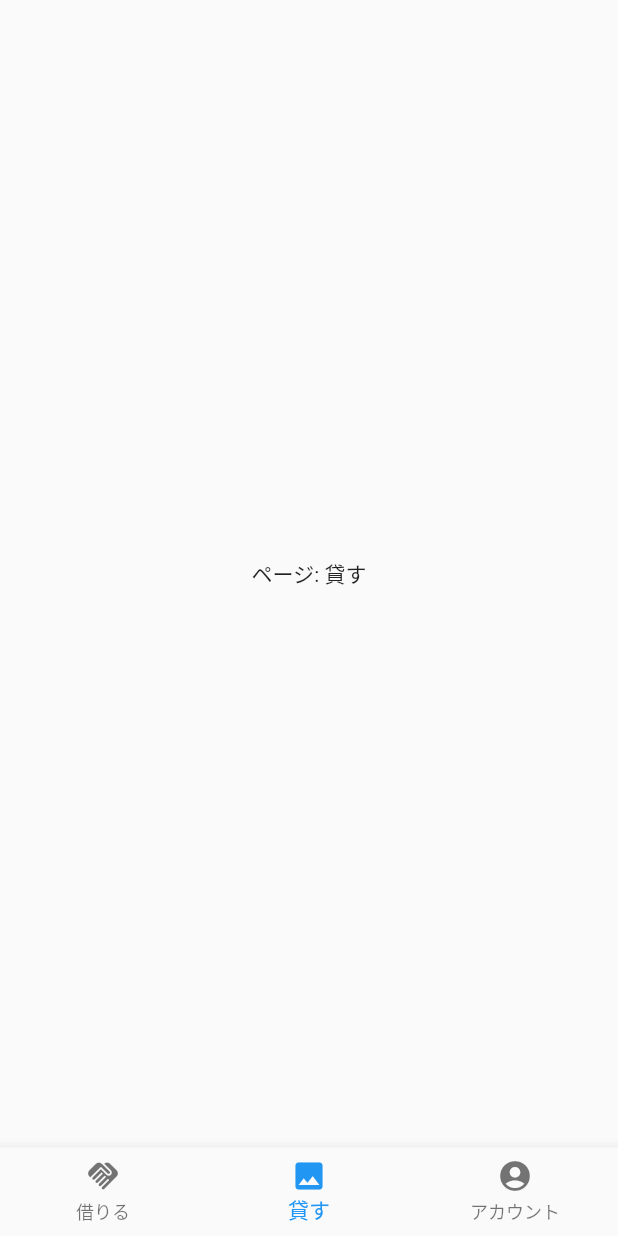
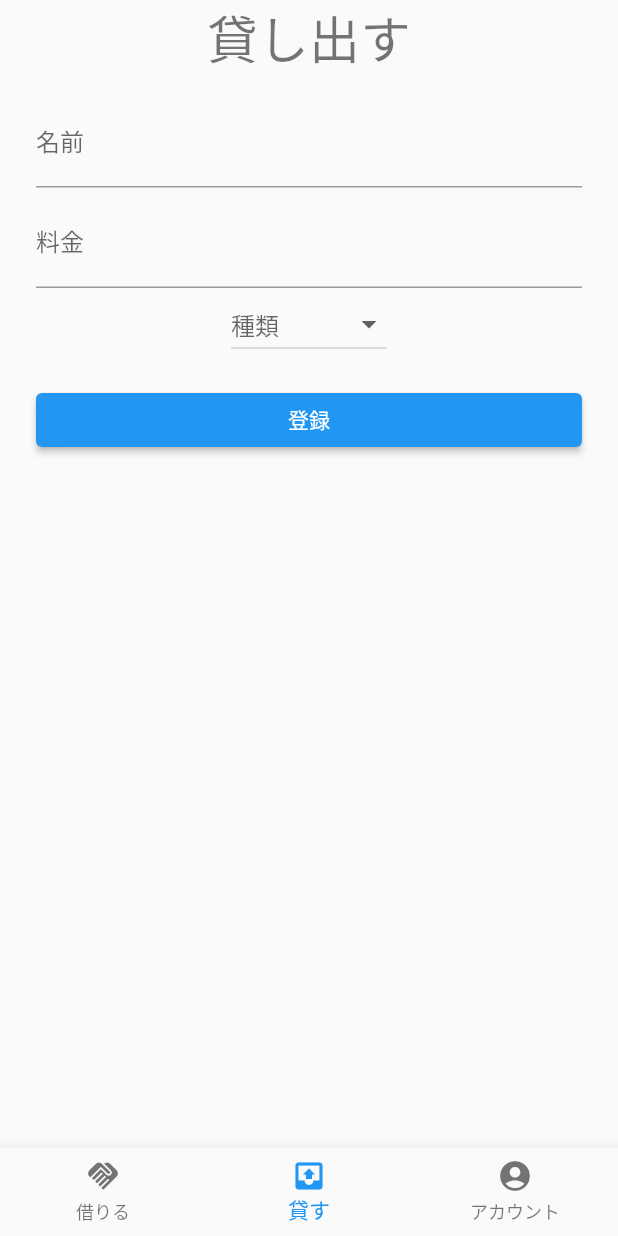
Before and after one commit to haku-noir/otaku-friends, a Flutter app: the MainScreen screen opened directly with empty values, swiped to page 2, on a phone screen of 412 x 824 dp. Run offline on Flutter 3.47's test engine with Material 2 defaults, Android fonts, the phone set to English and light mode, and no system bars; network calls fail.

Commit message:
add: GoodsPublishPage

```diff
--- a/lib/goods_list_page.dart
+++ b/lib/goods_list_page.dart
@@ -21,8 +21,8 @@ class GoodsListPage extends StatelessWidget {
         crossAxisSpacing: 8,
         padding: const EdgeInsets.all(8),
         children: imageList.map((String imageURL) {
-          return Container(
-            color: Colors.grey,
+          return Card(
+            elevation: 3,
             child: SizedBox(
               width: double.infinity,
               height: double.infinity,
--- /dev/null
+++ b/lib/goods_publish_page.dart
@@ -0,0 +1,59 @@
+import 'package:flutter/material.dart';
+
+class GoodsPublishPage extends StatefulWidget {
+  const GoodsPublishPage({super.key});
+
+  @override
+  State<GoodsPublishPage> createState() => _GoodsPublishPageState();
+}
+
+class _GoodsPublishPageState extends State<GoodsPublishPage> {
+  @override
+  Widget build(BuildContext context) {
+    final List<String> typeList = ['漫画', '小説', 'ブルーレイ', 'CD'];
+    return Scaffold(
+        body: Center(
+          child: Padding(
+            padding: const EdgeInsets.symmetric(horizontal: 24),
+            child: Column(
+              children: [
+                Text(
+                  '貸し出す',
+                  style: Theme.of(context).textTheme.headline4,
+                ),
+                const SizedBox(height: 16),
+                TextFormField(
+                  decoration: const InputDecoration(labelText: '名前'),
+                  keyboardType: TextInputType.name,
+                ),
+                const SizedBox(height: 8),
+                TextFormField(
+                  decoration: const InputDecoration(labelText: '料金'),
+                  keyboardType: TextInputType.number,
+                  obscureText: true,
+                ),
+                DropdownButton(
+                  hint: const Text('種類'),
+                  items: typeList.map((String value) {
+                      return DropdownMenuItem<String>(
+                      value: value,
+                      child: Text(value),
+                      );
+                    }).toList(),
+                  onChanged: (String? value)=>{}
+                ),
+                const SizedBox(height: 16),
+                SizedBox(
+                  width:double.infinity,
+                  child: ElevatedButton(
+                    onPressed: ()=>{},
+                    child: const Text('登録'),
+                  ),
+                ),
+              ],
+            ),
+          ),
+        ),
+    );
+  }
+}
--- a/lib/main_screen.dart
+++ b/lib/main_screen.dart
@@ -1,6 +1,7 @@
 import 'package:flutter/material.dart';
 
 import 'goods_list_page.dart';
+import 'goods_publish_page.dart';
 
 class MainScreen extends StatefulWidget{
   const MainScreen({super.key, required this.title});
@@ -30,11 +31,7 @@ class _MainScreenState extends State<MainScreen>{
         onPageChanged: (int index) => _onPageChanged(index),
         children: [
           const GoodsListPage(),
-          Container(
-            child: const Center(
-              child: Text('ページ: 貸す'),
-            ),
-          ),
+          const GoodsPublishPage(),
           Container(
             child: const Center(
               child: Text('ページ: アカウント'),
@@ -45,7 +42,7 @@ class _MainScreenState extends State<MainScreen>{
       bottomNavigationBar: BottomNavigationBar(
         items: const [
           BottomNavigationBarItem(icon: Icon(Icons.handshake), label: '借りる'),
-          BottomNavigationBarItem(icon: Icon(Icons.image), label: '貸す'),
+          BottomNavigationBarItem(icon: Icon(Icons.outbox), label: '貸す'),
           BottomNavigationBarItem(icon: Icon(Icons.account_circle), label: 'アカウント'),
         ],
         onTap: (int index) => _onTapBottomNavigationItem(index),
```
